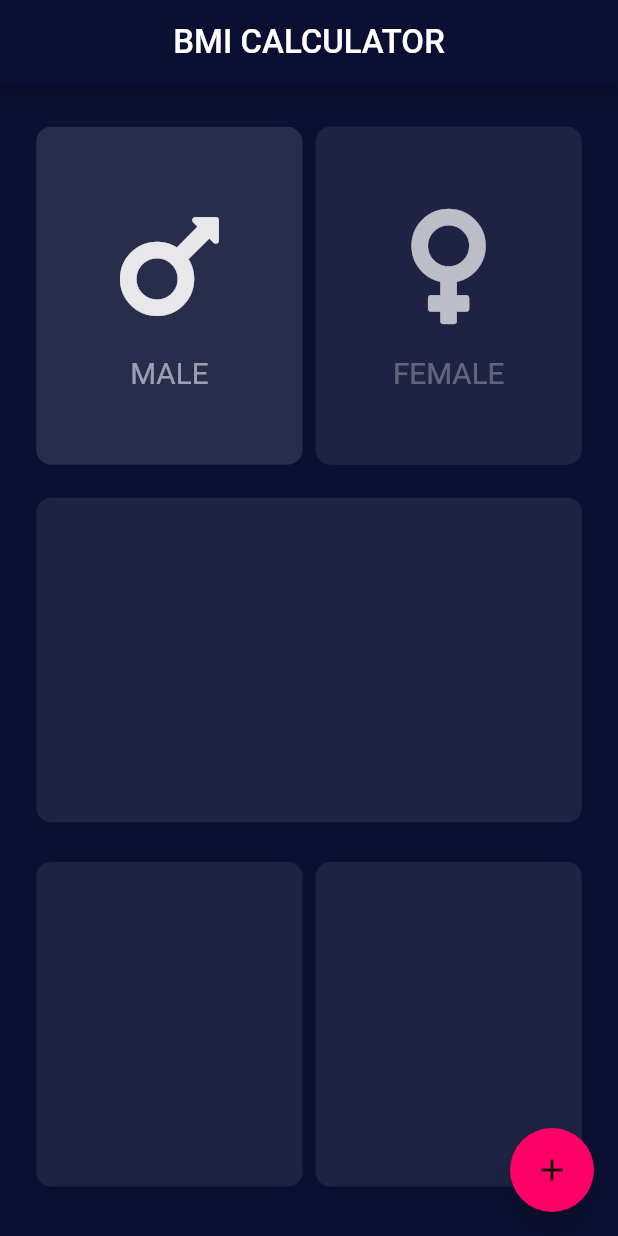
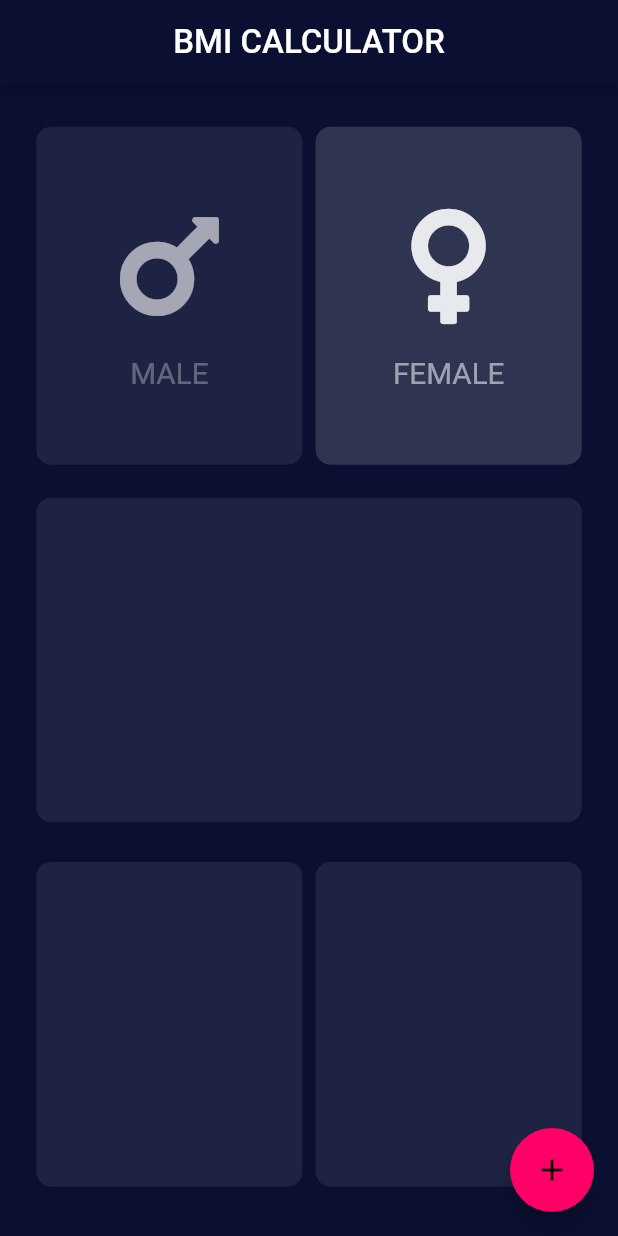
Before and after one commit to dzakybrori/bmi_calculator, a Flutter app: the screen it shows after launch, after a tap on "FEMALE", on a phone screen of 412 x 824 dp. Run offline on Flutter 3.47's test engine with Material 2 defaults, Android fonts, the phone set to English and light mode, and no system bars; our stand-ins replace font_awesome_flutter.

Commit message:
Given on click method on gender button.

```diff
--- a/lib/gender_button.dart
+++ b/lib/gender_button.dart
@@ -4,12 +4,14 @@ class GenderButton extends StatelessWidget {
   final IconData icon;
   final String label;
   final bool isSelected;
+  final VoidCallback onTap;
 
   const GenderButton(
       {Key? key,
       required this.icon,
       required this.label,
-      this.isSelected = false})
+      this.isSelected = false,
+      required this.onTap})
       : super(key: key);
 
   @override
@@ -18,7 +20,7 @@ class GenderButton extends StatelessWidget {
       padding: EdgeInsets.symmetric(
           horizontal: context.dp(4), vertical: context.dp(8)),
       child: InkWell(
-        onTap: () {},
+        onTap: onTap,
         borderRadius: BorderRadius.circular(10),
         child: CustomCard(
           margin: EdgeInsets.zero,
@@ -29,7 +31,7 @@ class GenderButton extends StatelessWidget {
               Icon(icon,
                   color: isSelected
                       ? Colors.white.withOpacity(0.89)
-                      : Colors.white70,
+                      : Colors.white60,
                   size: context.dp(80)),
               SizedBox(height: context.dp(15)),
               Text(label,
--- a/lib/input_page.dart
+++ b/lib/input_page.dart
@@ -8,6 +8,18 @@ class InputPage extends StatefulWidget {
 }
 
 class _InputPageState extends State<InputPage> {
+  int selectedGender = 1;
+
+  @override
+  void setState(VoidCallback fn) => (mounted) ? super.setState(fn) : fn();
+
+  void toggleSelectedGender(int gender) {
+    // gender 1 is male and 2 is female
+    if (gender != selectedGender) {
+      setState(() => selectedGender = (selectedGender == 1) ? 2 : 1);
+    }
+  }
+
   @override
   Widget build(BuildContext context) {
     return Scaffold(
@@ -20,15 +32,19 @@ class _InputPageState extends State<InputPage> {
           children: [
             Expanded(
               child: Row(
-                children: const [
+                children: [
                   Expanded(
                       child: GenderButton(
-                          isSelected: true,
+                          onTap: () => toggleSelectedGender(1),
+                          isSelected: selectedGender == 1,
                           icon: FontAwesomeIcons.mars,
                           label: 'MALE')),
                   Expanded(
                       child: GenderButton(
-                          icon: FontAwesomeIcons.venus, label: 'FEMALE')),
+                          onTap: () => toggleSelectedGender(2),
+                          isSelected: selectedGender == 2,
+                          icon: FontAwesomeIcons.venus,
+                          label: 'FEMALE')),
                 ],
               ),
             ),
--- a/lib/main.dart
+++ b/lib/main.dart
@@ -16,15 +16,18 @@ class BMICalculator extends StatelessWidget {
       title: 'BMI Calculator',
       theme: ThemeData.dark().copyWith(
         scaffoldBackgroundColor: const Color(0xFF0B1033),
-        focusColor: Colors.white12,
+        focusColor: Colors.white.withOpacity(0.15),
         disabledColor: Colors.white.withOpacity(0.08),
         colorScheme: ThemeData.dark().colorScheme.copyWith(
               primary: const Color(0xFF0A0E21),
               primaryVariant: const Color(0xFF0A0E21),
               secondary: const Color(0xFFFF0067),
-              background: Colors.white.withOpacity(0.08), // for Surface Active
+              background: Colors.white.withOpacity(0.08),
+              // for Surface Active
               surface: const Color(0xFF0B1033), // AppBarColor
             ),
+        elevatedButtonTheme: ElevatedButtonThemeData(
+            style: ElevatedButton.styleFrom(primary: const Color(0xFFFF0067))),
       ),
       home: const InputPage(),
     );
```
